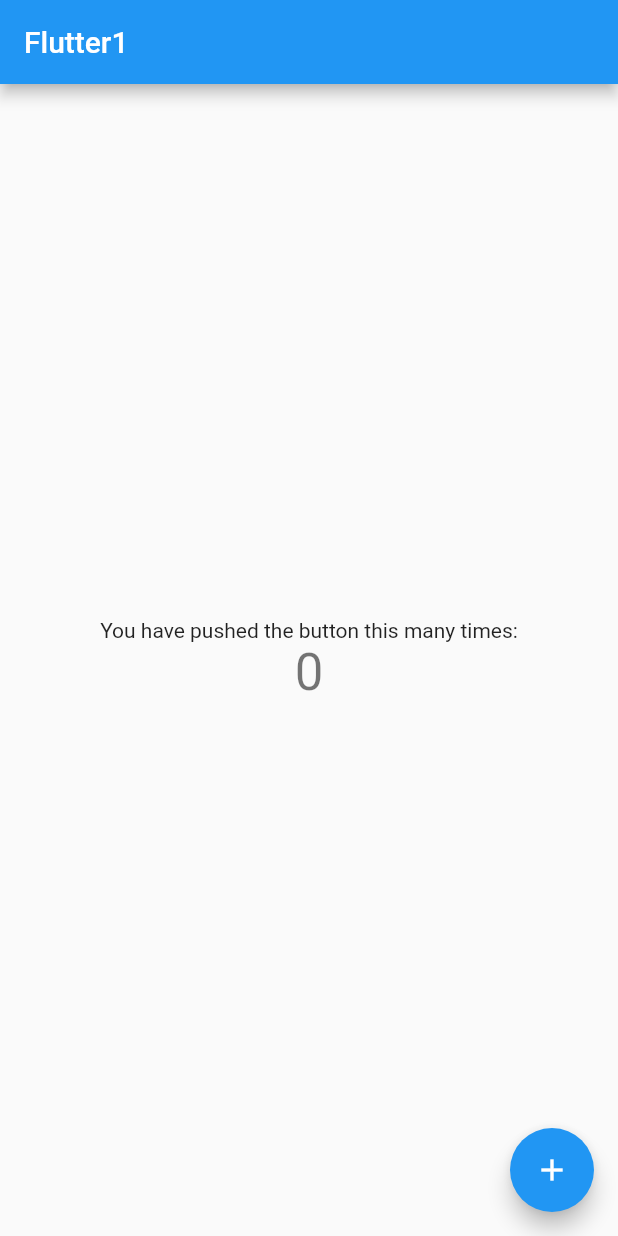
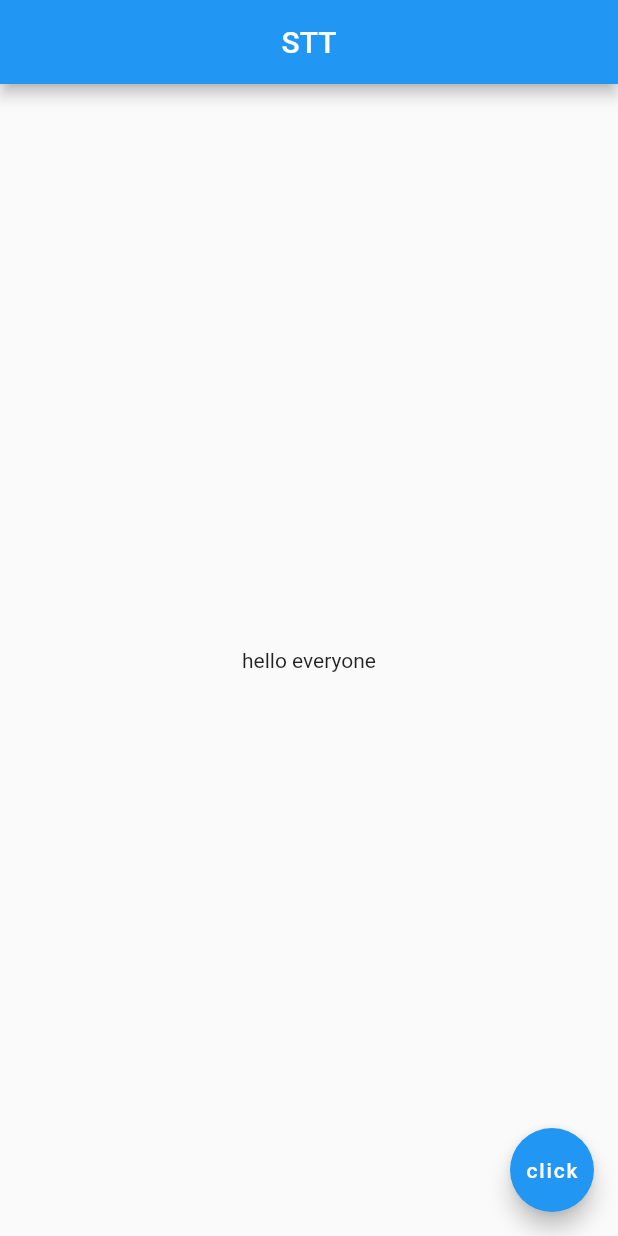
Before and after one commit to habib-wahid/Flutter-, a Flutter app: the screen it shows after launch, on a phone screen of 412 x 824 dp. Run offline on Flutter 3.47's test engine with Material 2 defaults, Android fonts, the light colour scheme and no system bars.

Commit message:
Scaffold

```diff
--- a/lib/main.dart
+++ b/lib/main.dart
@@ -1,113 +1,21 @@
 import 'package:flutter/material.dart';
 
-void main() {
-  runApp(MyApp());
-}
+int count = 0;
+void main() => runApp(MaterialApp(
 
-class MyApp extends StatelessWidget {
-  // This widget is the root of your application.
-  @override
-  Widget build(BuildContext context) {
-    return MaterialApp(
-      title: 'Flutter Demo',
-      theme: ThemeData(
-        // This is the theme of your application.
-        //
-        // Try running your application with "flutter run". You'll see the
-        // application has a blue toolbar. Then, without quitting the app, try
-        // changing the primarySwatch below to Colors.green and then invoke
-        // "hot reload" (press "r" in the console where you ran "flutter run",
-        // or simply save your changes to "hot reload" in a Flutter IDE).
-        // Notice that the counter didn't reset back to zero; the application
-        // is not restarted.
-        primarySwatch: Colors.blue,
-      ),
-      home: MyHomePage(title: 'Flutter1'),
-    );
-  }
-}
+  home:Scaffold(
+    appBar: AppBar(
+      title:Text('STT'),
+      centerTitle: true,
+    ),
+    body:Center(
+      child: Text("hello everyone"),
+    ),
+    floatingActionButton: FloatingActionButton(
+      onPressed:(){
 
-class MyHomePage extends StatefulWidget {
-  MyHomePage({Key? key, required this.title}) : super(key: key);
-
-  // This widget is the home page of your application. It is stateful, meaning
-  // that it has a State object (defined below) that contains fields that affect
-  // how it looks.
-
-  // This class is the configuration for the state. It holds the values (in this
-  // case the title) provided by the parent (in this case the App widget) and
-  // used by the build method of the State. Fields in a Widget subclass are
-  // always marked "final".
-
-  final String title;
-
-  @override
-  _MyHomePageState createState() => _MyHomePageState();
-}
-
-class _MyHomePageState extends State<MyHomePage> {
-  int _counter = 0;
-
-  void _incrementCounter() {
-    setState(() {
-      // This call to setState tells the Flutter framework that something has
-      // changed in this State, which causes it to rerun the build method below
-      // so that the display can reflect the updated values. If we changed
-      // _counter without calling setState(), then the build method would not be
-      // called again, and so nothing would appear to happen.
-      _counter++;
-    });
-  }
-
-  @override
-  Widget build(BuildContext context) {
-    // This method is rerun every time setState is called, for instance as done
-    // by the _incrementCounter method above.
-    //
-    // The Flutter framework has been optimized to make rerunning build methods
-    // fast, so that you can just rebuild anything that needs updating rather
-    // than having to individually change instances of widgets.
-    return Scaffold(
-      appBar: AppBar(
-        // Here we take the value from the MyHomePage object that was created by
-        // the App.build method, and use it to set our appbar title.
-        title: Text(widget.title),
-      ),
-      body: Center(
-        // Center is a layout widget. It takes a single child and positions it
-        // in the middle of the parent.
-        child: Column(
-          // Column is also a layout widget. It takes a list of children and
-          // arranges them vertically. By default, it sizes itself to fit its
-          // children horizontally, and tries to be as tall as its parent.
-          //
-          // Invoke "debug painting" (press "p" in the console, choose the
-          // "Toggle Debug Paint" action from the Flutter Inspector in Android
-          // Studio, or the "Toggle Debug Paint" command in Visual Studio Code)
-          // to see the wireframe for each widget.
-          //
-          // Column has various properties to control how it sizes itself and
-          // how it positions its children. Here we use mainAxisAlignment to
-          // center the children vertically; the main axis here is the vertical
-          // axis because Columns are vertical (the cross axis would be
-          // horizontal).
-          mainAxisAlignment: MainAxisAlignment.center,
-          children: <Widget>[
-            Text(
-              'You have pushed the button this many times:',
-            ),
-            Text(
-              '$_counter',
-              style: Theme.of(context).textTheme.headline4,
-            ),
-          ],
-        ),
-      ),
-      floatingActionButton: FloatingActionButton(
-        onPressed: _incrementCounter,
-        tooltip: 'Increment',
-        child: Icon(Icons.add),
-      ), // This trailing comma makes auto-formatting nicer for build methods.
-    );
-  }
-}
+      },
+      child:Text('click'),
+    ),
+  ),
+));
```
